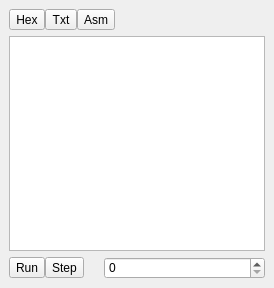
rjaremczak/mo65x, file monitorwidget.ui: the form before one commit.
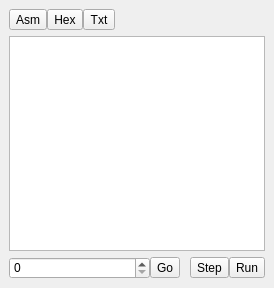
The form after the commit.

```diff
--- a/monitorwidget.ui
+++ b/monitorwidget.ui
@@ -30,6 +30,19 @@
       <property name="spacing">
        <number>0</number>
       </property>
+      <item>
+       <widget class="QToolButton" name="viewModeAsm">
+        <property name="text">
+         <string>Asm</string>
+        </property>
+        <property name="checkable">
+         <bool>true</bool>
+        </property>
+        <attribute name="buttonGroup">
+         <string notr="true">viewModeGroup</string>
+        </attribute>
+       </widget>
+      </item>
       <item>
        <widget class="QToolButton" name="viewModeHex">
         <property name="text">
@@ -56,19 +69,6 @@
         </attribute>
        </widget>
       </item>
-      <item>
-       <widget class="QToolButton" name="viewModeAsm">
-        <property name="text">
-         <string>Asm</string>
-        </property>
-        <property name="checkable">
-         <bool>true</bool>
-        </property>
-        <attribute name="buttonGroup">
-         <string notr="true">viewModeGroup</string>
-        </attribute>
-       </widget>
-      </item>
       <item>
        <spacer name="horizontalSpacer">
         <property name="orientation">
@@ -103,15 +103,31 @@
        <number>0</number>
       </property>
       <item>
-       <widget class="QToolButton" name="progRun">
+       <widget class="QSpinBox" name="progPC"/>
+      </item>
+      <item>
+       <widget class="QToolButton" name="progSetPC">
         <property name="text">
-         <string>Run</string>
-        </property>
-        <property name="checkable">
-         <bool>true</bool>
+         <string>Go</string>
         </property>
        </widget>
       </item>
+      <item>
+       <spacer name="horizontalSpacer_3">
+        <property name="orientation">
+         <enum>Qt::Horizontal</enum>
+        </property>
+        <property name="sizeType">
+         <enum>QSizePolicy::Preferred</enum>
+        </property>
+        <property name="sizeHint" stdset="0">
+         <size>
+          <width>10</width>
+          <height>0</height>
+         </size>
+        </property>
+       </spacer>
+      </item>
       <item>
        <widget class="QToolButton" name="progStep">
         <property name="text">
@@ -120,23 +136,14 @@
        </widget>
       </item>
       <item>
-       <spacer name="horizontalSpacer_2">
-        <property name="orientation">
-         <enum>Qt::Horizontal</enum>
+       <widget class="QToolButton" name="progRun">
+        <property name="text">
+         <string>Run</string>
         </property>
-        <property name="sizeType">
-         <enum>QSizePolicy::Maximum</enum>
+        <property name="checkable">
+         <bool>true</bool>
         </property>
-        <property name="sizeHint" stdset="0">
-         <size>
-          <width>20</width>
-          <height>0</height>
-         </size>
-        </property>
-       </spacer>
-      </item>
-      <item>
-       <widget class="QSpinBox" name="progAddress"/>
+       </widget>
       </item>
      </layout>
     </item>
```
